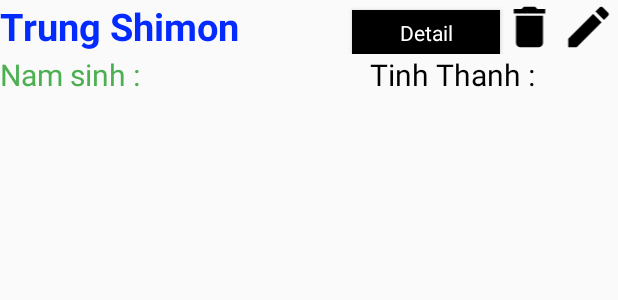
After one commit to sieudanlon/BT_v1, an Android app: the layout item_row.xml on its own in the app's theme, with its tools: preview values and no code run, on a phone screen of 412 x 824 dp. The commit adds this screen. Shown: the top 300 px of the screen. Run offline under Robolectric (Android 15) with nearby library versions, the phone set to English and light mode, and no system bars.

Commit message:
Add file

```diff
--- /dev/null
+++ b/app/src/main/res/layout/item_row.xml
@@ -0,0 +1,67 @@
+<?xml version="1.0" encoding="utf-8"?>
+<LinearLayout
+    xmlns:android="http://schemas.android.com/apk/res/android" android:layout_width="match_parent"
+    android:layout_height="match_parent"
+    android:orientation="vertical">
+    <LinearLayout
+        android:layout_width="match_parent"
+        android:layout_height="wrap_content"
+        android:weightSum="10"
+        android:orientation="horizontal">
+        <TextView
+            android:layout_weight="6"
+            android:id="@+id/tv_ten"
+            android:layout_width="0dp"
+            android:layout_height="wrap_content"
+            android:text="Trung Shimon"
+            android:textSize="25dp"
+            android:textColor="#032AFF"
+            android:textStyle="bold"/>
+        <Button
+            android:id="@+id/btn_detail"
+            android:layout_width="20dp"
+            android:layout_height="30dp"
+            android:layout_weight="2"
+            android:background="#000000"
+            android:text="Detail"
+            android:textAppearance="@style/TextAppearance.AppCompat.Small"
+            android:textColor="#FFF" />
+
+        <ImageView
+            android:id="@+id/iv_delete"
+            android:layout_width="0dp"
+            android:layout_height="wrap_content"
+            android:layout_weight="1"
+            android:src="@drawable/ic_delete_black_36dp" />
+
+        <ImageView
+            android:layout_weight="1"
+            android:id="@+id/iv_edit"
+            android:layout_width="0dp"
+            android:layout_height="wrap_content"
+            android:src="@drawable/ic_edit_black_36dp"/>
+    </LinearLayout>
+    <LinearLayout
+        android:layout_width="match_parent"
+        android:layout_height="wrap_content"
+        android:weightSum="10"
+        android:orientation="horizontal">
+
+        <TextView
+            android:layout_weight="6"
+            android:id="@+id/tv_namsinh"
+            android:layout_width="0dp"
+            android:layout_height="wrap_content"
+            android:text="Nam sinh : "
+            android:textSize="20dp"
+            android:textColor="#4CAF50"/>
+        <TextView
+            android:layout_weight="4"
+            android:id="@+id/tv_tinhthanh"
+            android:layout_width="0dp"
+            android:layout_height="wrap_content"
+            android:text="Tinh Thanh : "
+            android:textSize="20dp"
+            android:textColor="#000000"/>
+    </LinearLayout>
+</LinearLayout>
```
Also changed, not shown: app/src/main/java/hieu/bt/com/myapplication/Adapter_SV.java (added, +58 -0 lines), app/src/main/java/hieu/bt/com/myapplication/Data.java (added, +45 -0 lines), app/src/main/java/hieu/bt/com/myapplication/MainActivity.java (+22 -0 lines), app/src/main/res/layout/activity_main.xml (+1 -10 lines), app/src/main/res/drawable-hdpi/ic_delete_black_36dp.png (added), app/src/main/res/drawable-hdpi/ic_edit_black_36dp.png (added), app/src/main/res/drawable-mdpi/ic_delete_black_36dp.png (added), app/src/main/res/drawable-mdpi/ic_edit_black_36dp.png (added), app/src/main/res/drawable-xhdpi/ic_delete_black_36dp.png (added), app/src/main/res/drawable-xhdpi/ic_edit_black_36dp.png (added), app/src/main/res/drawable-xxhdpi/ic_delete_black_36dp.png (added), app/src/main/res/drawable-xxhdpi/ic_edit_black_36dp.png (added), app/src/main/res/drawable-xxxhdpi/ic_delete_black_36dp.png (added), app/src/main/res/drawable-xxxhdpi/ic_edit_black_36dp.png (added).
